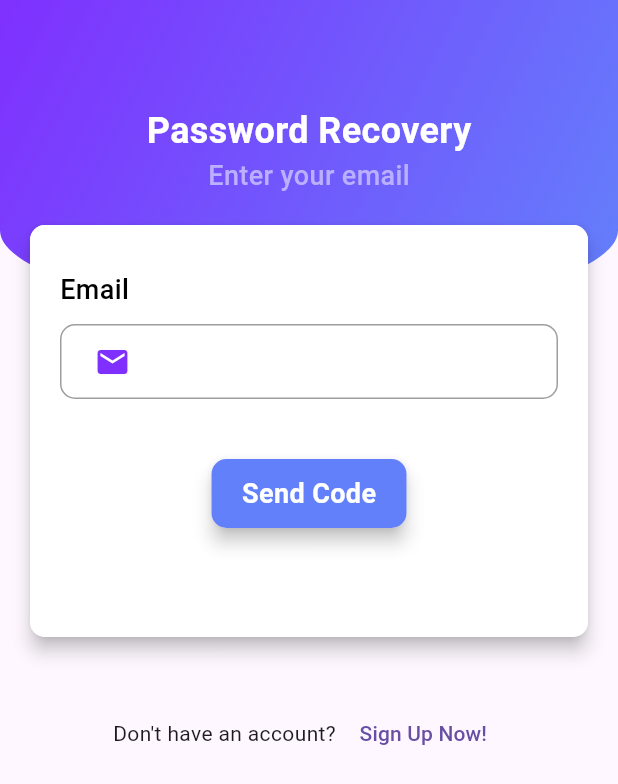
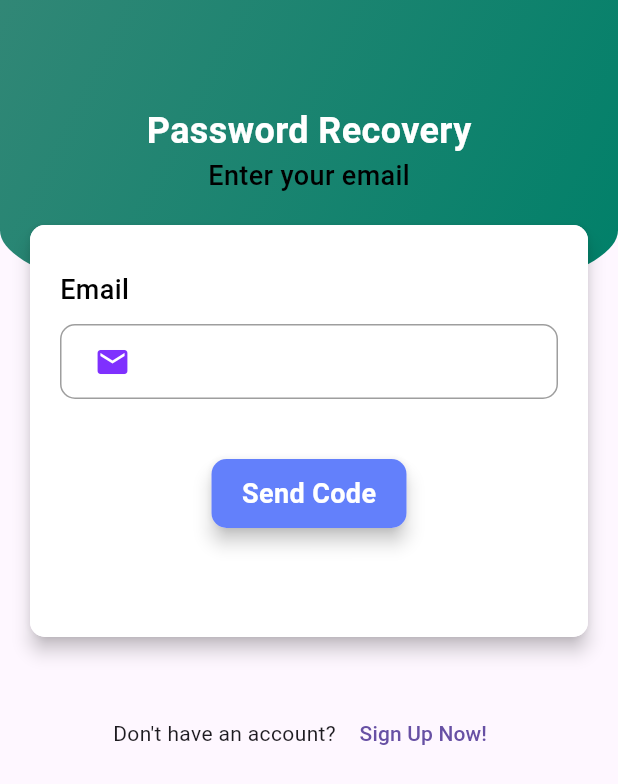
Before and after one commit to piro-piyush/Chit-Chat-App, a Flutter app: the ForgetPassword screen opened directly, on a phone screen of 412 x 824 dp. Shown: the top 784 px of the screen. Run offline on Flutter 3.47's test engine with Material 3 defaults, Android fonts, the phone set to English and light mode, and no system bars; our stand-ins replace cloud_firestore, connectivity_plus, firebase_auth, firebase_core, flutter_chat_bubble, shared_preferences; accounts and stored records are empty.

Commit message:
update forget password bg color

```diff
--- a/lib/pages/forget_password.dart
+++ b/lib/pages/forget_password.dart
@@ -74,7 +74,7 @@ class _ForgetPasswordState extends State<ForgetPassword> {
                     child: Text(
                       "Enter your email",
                       style: TextStyle(
-                        color: Color(0xFFbbb0ff),
+                        color: Colors.black,
                         fontSize: 18,
                         fontWeight: FontWeight.w500,
                       ),
@@ -99,7 +99,7 @@ class _ForgetPasswordState extends State<ForgetPassword> {
       width: size.width,
       decoration: BoxDecoration(
         gradient: const LinearGradient(
-          colors: [Color(0xFF7f30fe), Color(0xFF6380fb)],
+          colors: [Color(0xFF318776),Color(0xFF008069)],
           begin: Alignment.topLeft,
           end: Alignment.bottomRight,
         ),
```
